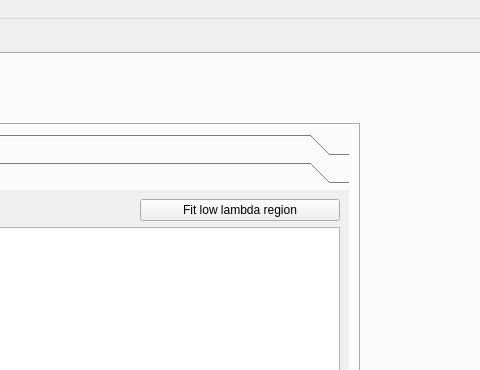
neutronimaging/python_notebooks, file ui/ui_bragg_edge_peak_fitting.ui: the form before one commit; both pictures show x 408 to 888 and y 0 to 370 of the 1346 by 854 pixel window.
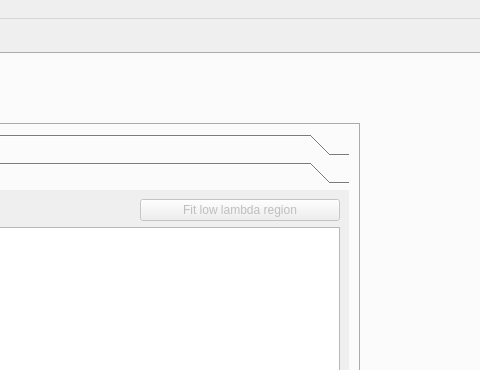
The form after the commit. The open tabs and pages were chosen to show the change.

Diff of the .ui file:
```diff
--- a/ui/ui_bragg_edge_peak_fitting.ui
+++ b/ui/ui_bragg_edge_peak_fitting.ui
@@ -698,7 +698,10 @@
                     </widget>
                    </item>
                    <item>
-                    <widget class="QPushButton" name="pushButton_3">
+                    <widget class="QPushButton" name="fit_low_lambda_region">
+                     <property name="enabled">
+                      <bool>false</bool>
+                     </property>
                      <property name="minimumSize">
                       <size>
                        <width>200</width>
```
Left out of the diff: 24 changed lines with no effect on the pictures.
